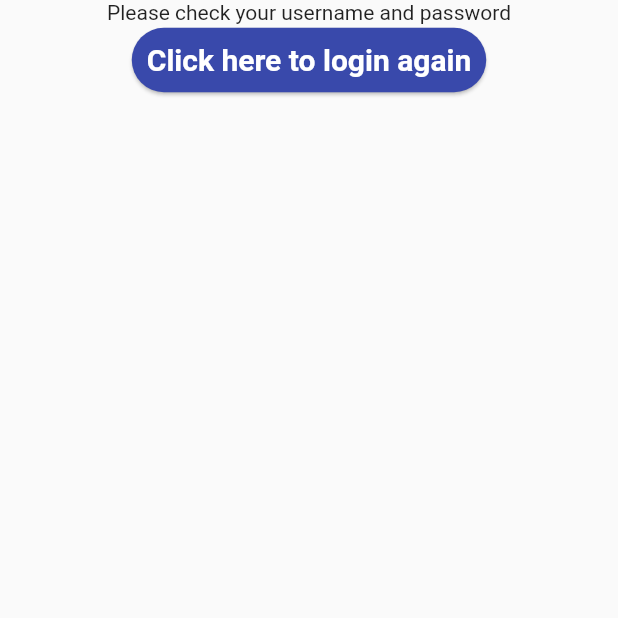
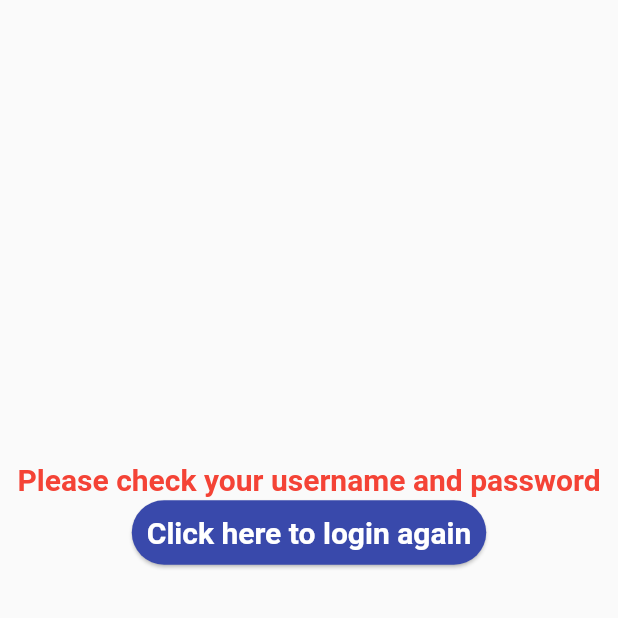
Before and after one commit to saisrinivaspaila/StudentProtal, a Flutter app: the MenuPage screen opened by its route, on a phone screen of 412 x 824 dp, the top half of it. Run offline on Flutter 3.47's test engine with Material 2 defaults, Android fonts, the phone set to English and light mode, and no system bars; Roboto replaces fonts that are missing (Montserrat).

Commit message:
error page

```diff
--- a/lib/menuPage.dart
+++ b/lib/menuPage.dart
@@ -150,10 +150,19 @@ class _MenuPageState extends State<MenuPage> {
       ));
     } else {
       return Scaffold(
-        body: Center(
+        body: Container(
+          child: Center(
+            child: Padding(
+              padding: const EdgeInsets.all(8.0),
               child: Column(
                 children: <Widget>[
-              Text("Please check your username and password"),
+                  SizedBox(
+                    height: 300.0,
+                  ),
+                  Text("Please check your username and password",
+                      textAlign: TextAlign.center,
+                      style: style.copyWith(
+                          color: Colors.red, fontWeight: FontWeight.bold)),
                   RaisedButton(
                     hoverElevation: 3.0,
                     elevation: 1.0,
@@ -173,6 +182,8 @@ class _MenuPageState extends State<MenuPage> {
                 ],
               ),
             ),
+          ),
+        ),
       );
     }
   }
```
Lines whose indentation alone changed are shown as unchanged.
